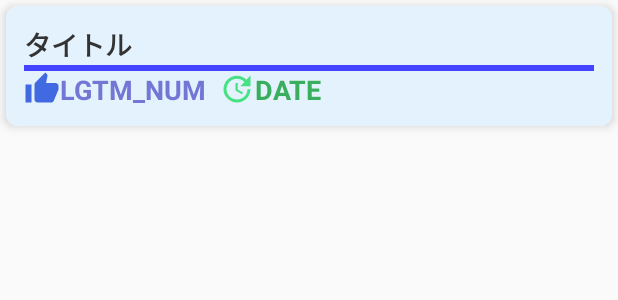
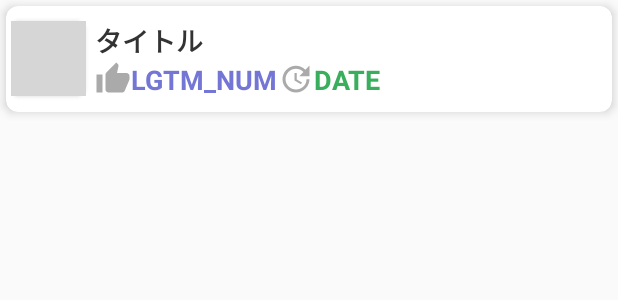
Before and after one commit to KIRIN3git/AnytimeQiita, an Android app: the layout stocks_low.xml on its own in the app's theme, with its tools: preview values and no code run, on a phone screen of 412 x 824 dp. Shown: the top 300 px of the screen. Run offline under Robolectric (Android 15) with nearby library versions, the phone set to English and light mode, and no system bars; grey boxes are pictures that could not be loaded.

Commit message:
ストック画面のレイアウト変更 ストックレイアウトをオプション化

```diff
--- a/app/src/main/res/drawable/ic_thumb_up_black_24dp.xml
+++ b/app/src/main/res/drawable/ic_thumb_up_black_24dp.xml
@@ -1,5 +1,10 @@
-<vector android:height="24dp" android:tint="#4169E1"
-    android:viewportHeight="24.0" android:viewportWidth="24.0"
-    android:width="24dp" xmlns:android="http://schemas.android.com/apk/res/android">
-    <path android:fillColor="#FF000000" android:pathData="M1,21h4L5,9L1,9v12zM23,10c0,-1.1 -0.9,-2 -2,-2h-6.31l0.95,-4.57 0.03,-0.32c0,-0.41 -0.17,-0.79 -0.44,-1.06L14.17,1 7.59,7.59C7.22,7.95 7,8.45 7,9v10c0,1.1 0.9,2 2,2h9c0.83,0 1.54,-0.5 1.84,-1.22l3.02,-7.05c0.09,-0.23 0.14,-0.47 0.14,-0.73v-1.91l-0.01,-0.01L23,10z"/>
+<vector xmlns:android="http://schemas.android.com/apk/res/android"
+    android:width="24dp"
+    android:height="24dp"
+    android:tint="#aaaaaa"
+    android:viewportWidth="24.0"
+    android:viewportHeight="24.0">
+    <path
+        android:fillColor="#FF000000"
+        android:pathData="M1,21h4L5,9L1,9v12zM23,10c0,-1.1 -0.9,-2 -2,-2h-6.31l0.95,-4.57 0.03,-0.32c0,-0.41 -0.17,-0.79 -0.44,-1.06L14.17,1 7.59,7.59C7.22,7.95 7,8.45 7,9v10c0,1.1 0.9,2 2,2h9c0.83,0 1.54,-0.5 1.84,-1.22l3.02,-7.05c0.09,-0.23 0.14,-0.47 0.14,-0.73v-1.91l-0.01,-0.01L23,10z" />
 </vector>
--- a/app/src/main/res/drawable/ic_update_black_24dp.xml
+++ b/app/src/main/res/drawable/ic_update_black_24dp.xml
@@ -1,5 +1,10 @@
-<vector android:height="24dp" android:tint="#46E182"
-    android:viewportHeight="24.0" android:viewportWidth="24.0"
-    android:width="24dp" xmlns:android="http://schemas.android.com/apk/res/android">
-    <path android:fillColor="#FF000000" android:pathData="M21,10.12h-6.78l2.74,-2.82c-2.73,-2.7 -7.15,-2.8 -9.88,-0.1 -2.73,2.71 -2.73,7.08 0,9.79 2.73,2.71 7.15,2.71 9.88,0C18.32,15.65 19,14.08 19,12.1h2c0,1.98 -0.88,4.55 -2.64,6.29 -3.51,3.48 -9.21,3.48 -12.72,0 -3.5,-3.47 -3.53,-9.11 -0.02,-12.58 3.51,-3.47 9.14,-3.47 12.65,0L21,3v7.12zM12.5,8v4.25l3.5,2.08 -0.72,1.21L11,13V8h1.5z"/>
+<vector xmlns:android="http://schemas.android.com/apk/res/android"
+    android:width="24dp"
+    android:height="24dp"
+    android:tint="#aaaaaa"
+    android:viewportWidth="24.0"
+    android:viewportHeight="24.0">
+    <path
+        android:fillColor="#FF000000"
+        android:pathData="M21,10.12h-6.78l2.74,-2.82c-2.73,-2.7 -7.15,-2.8 -9.88,-0.1 -2.73,2.71 -2.73,7.08 0,9.79 2.73,2.71 7.15,2.71 9.88,0C18.32,15.65 19,14.08 19,12.1h2c0,1.98 -0.88,4.55 -2.64,6.29 -3.51,3.48 -9.21,3.48 -12.72,0 -3.5,-3.47 -3.53,-9.11 -0.02,-12.58 3.51,-3.47 9.14,-3.47 12.65,0L21,3v7.12zM12.5,8v4.25l3.5,2.08 -0.72,1.21L11,13V8h1.5z" />
 </vector>
--- a/app/src/main/res/layout/stocks_low.xml
+++ b/app/src/main/res/layout/stocks_low.xml
@@ -1,9 +1,9 @@
 <?xml version="1.0" encoding="utf-8"?>
 <androidx.cardview.widget.CardView xmlns:android="http://schemas.android.com/apk/res/android"
     xmlns:card_view="http://schemas.android.com/apk/res-auto"
+    xmlns:tools="http://schemas.android.com/tools"
     android:layout_width="match_parent"
     android:layout_height="wrap_content"
-    xmlns:tools="http://schemas.android.com/tools"
     android:layout_margin="4dp"
     android:foreground="?android:attr/selectableItemBackground"
     card_view:cardBackgroundColor="@color/white"
@@ -12,23 +12,30 @@
     card_view:layout_insetEdge="bottom">
 
     <LinearLayout
-        android:layout_width="wrap_content"
+        android:layout_width="match_parent"
         android:layout_height="wrap_content"
-        android:background="@color/veryLightBlue"
         android:gravity="center_vertical"
         android:orientation="horizontal"
-        android:padding="6dp">
+        android:padding="3dp">
 
-        <ImageView
-            android:id="@+id/iconImageView"
+        <androidx.cardview.widget.CardView
+            android:id="@+id/iconCardView"
             android:layout_width="50dp"
             android:layout_height="50dp"
-            tools:visibility="gone"/>
+            card_view:cardCornerRadius="8dp">
+
+            <ImageView
+                android:id="@+id/iconImageView"
+                android:layout_width="match_parent"
+                android:layout_height="match_parent"
+                android:contentDescription="@null"
+                tools:src="@drawable/selection_band_overlay"
+                tools:visibility="visible" />
+        </androidx.cardview.widget.CardView>
 
         <LinearLayout
             android:layout_width="match_parent"
             android:layout_height="wrap_content"
-            android:background="@color/veryLightBlue"
             android:gravity="center_vertical"
             android:orientation="vertical"
             android:padding="6dp">
@@ -37,51 +44,41 @@
                 android:id="@+id/titleTextView"
                 android:layout_width="match_parent"
                 android:layout_height="wrap_content"
-                android:text="タイトル"
+                android:textColor="@color/darkGray"
                 android:textSize="18sp"
-                android:textColor="@color/darkGray"
-                android:textStyle="bold" />
+                android:textStyle="bold"
+                tools:text="タイトル" />
 
-            <View
-                android:layout_width="match_parent"
-                android:layout_height="6px"
-                android:background="#4444ff" />
+
+            <!--                <View-->
+            <!--                    android:layout_width="match_parent"-->
+            <!--                    android:layout_height="1dp"-->
+            <!--                    android:background="#aaaaaa" />-->
 
             <LinearLayout
                 android:layout_width="match_parent"
                 android:layout_height="match_parent"
                 android:orientation="horizontal">
 
-                <ImageView
-                    android:layout_width="24dp"
-                    android:layout_height="24dp"
-                    android:src="@drawable/ic_thumb_up_black_24dp" />
-
                 <TextView
                     android:id="@+id/lgtmTextView"
                     android:layout_width="wrap_content"
                     android:layout_height="wrap_content"
-                    android:text="LGTM_NUM"
+                    android:drawableStart="@drawable/ic_thumb_up_black_24dp"
                     android:textColor="@color/lightBlue"
                     android:textSize="18sp"
-                    android:textStyle="bold" />
-
-                <ImageView
-                    android:layout_width="24dp"
-                    android:layout_height="24dp"
-                    android:layout_marginLeft="8dp"
-                    android:src="@drawable/ic_update_black_24dp" />
-
+                    android:textStyle="bold"
+                    tools:text="LGTM_NUM" />
 
                 <TextView
                     android:id="@+id/dateTextView"
                     android:layout_width="wrap_content"
                     android:layout_height="wrap_content"
-                    android:text="DATE"
+                    android:drawableStart="@drawable/ic_update_black_24dp"
                     android:textColor="@color/lightGreen"
                     android:textSize="18sp"
-                    android:textStyle="bold" />
-
+                    android:textStyle="bold"
+                    tools:text="DATE" />
             </LinearLayout>
         </LinearLayout>
     </LinearLayout>
```
Also changed, not shown: app/src/main/java/jp/kirin3/anytimeqiita/ui/stocks/StocksRecyclerAdapter.kt (+62 -8 lines), app/src/main/java/jp/kirin3/anytimeqiita/ui/stocks/StocksRecyclerViewHolder.kt (+9 -4 lines), app/src/main/res/drawable/ic_thumb_up_black_24dp_2.xml (added, +10 -0 lines).
